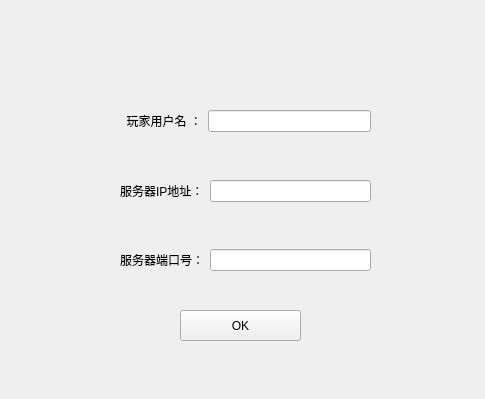
The window that Gomoku/loginserver.ui (Mango-HaiK/Gomuku) describes before a commit, drawn with Qt 5.
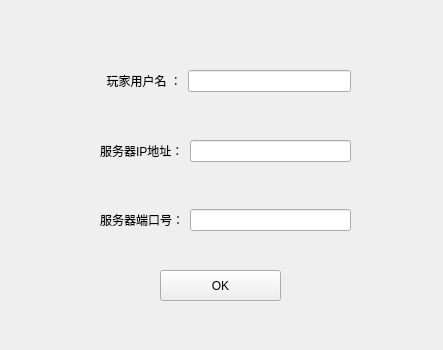
The same window after the commit.

```diff
--- a/Gomoku/loginserver.ui
+++ b/Gomoku/loginserver.ui
@@ -6,8 +6,8 @@
    <rect>
     <x>0</x>
     <y>0</y>
-    <width>485</width>
-    <height>399</height>
+    <width>443</width>
+    <height>350</height>
    </rect>
   </property>
   <property name="windowTitle">
@@ -16,8 +16,8 @@
   <widget class="QPushButton" name="btn_join">
    <property name="geometry">
     <rect>
-     <x>180</x>
-     <y>310</y>
+     <x>160</x>
+     <y>270</y>
      <width>121</width>
      <height>31</height>
     </rect>
@@ -29,8 +29,8 @@
   <widget class="QWidget" name="verticalLayoutWidget">
    <property name="geometry">
     <rect>
-     <x>120</x>
-     <y>110</y>
+     <x>100</x>
+     <y>70</y>
      <width>251</width>
      <height>161</height>
     </rect>
```
